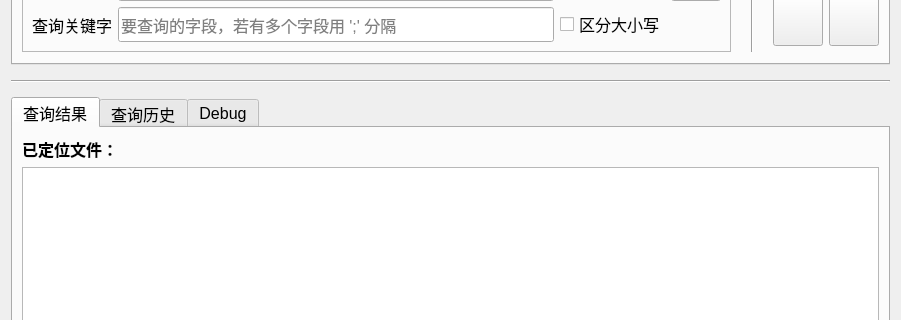
Before: the Qt Designer form MainView.ui in Neverland1026/LogAnalyzer, drawn with Qt 5; both pictures show x 0 to 901 and y 136 to 456 of the 901 by 770 pixel window.
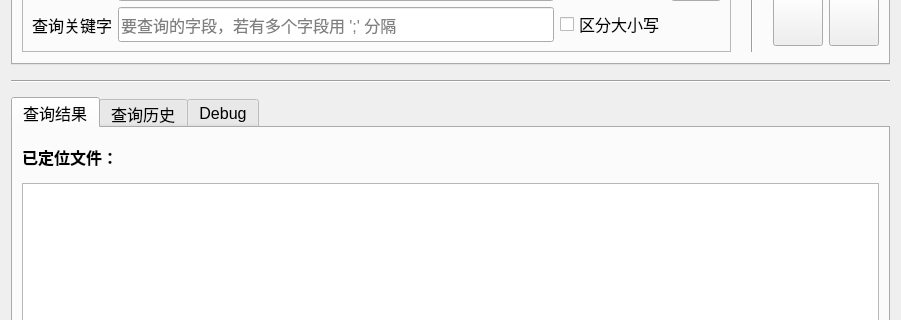
After: the same form once the commit is applied. Icons and pictures are not drawn.

Patch:
```diff
--- a/MainView.ui
+++ b/MainView.ui
@@ -427,17 +427,11 @@
        <item row="0" column="0">
         <layout class="QGridLayout" name="gridLayout_2">
          <item row="0" column="0">
-          <widget class="QLabel" name="label_targetFile_2">
-           <property name="sizePolicy">
-            <sizepolicy hsizetype="Fixed" vsizetype="Preferred">
-             <horstretch>0</horstretch>
-             <verstretch>0</verstretch>
-            </sizepolicy>
-           </property>
+          <widget class="QLabel" name="label_targetFile">
            <property name="minimumSize">
             <size>
-             <width>120</width>
-             <height>0</height>
+             <width>0</width>
+             <height>40</height>
             </size>
            </property>
            <property name="font">
@@ -457,25 +451,6 @@
            </property>
           </widget>
          </item>
-         <item row="0" column="1">
-          <widget class="QLabel" name="label_targetFile">
-           <property name="font">
-            <font>
-             <pointsize>12</pointsize>
-             <bold>true</bold>
-            </font>
-           </property>
-           <property name="styleSheet">
-            <string notr="true">QLabel {
-    background: &quot;#FFFAF0&quot;;
-    color: &quot;#000000&quot;;
-}</string>
-           </property>
-           <property name="text">
-            <string/>
-           </property>
-          </widget>
-         </item>
         </layout>
        </item>
        <item row="1" column="0">
```
Left out of the diff: 15 changed lines with no effect on the pictures.
